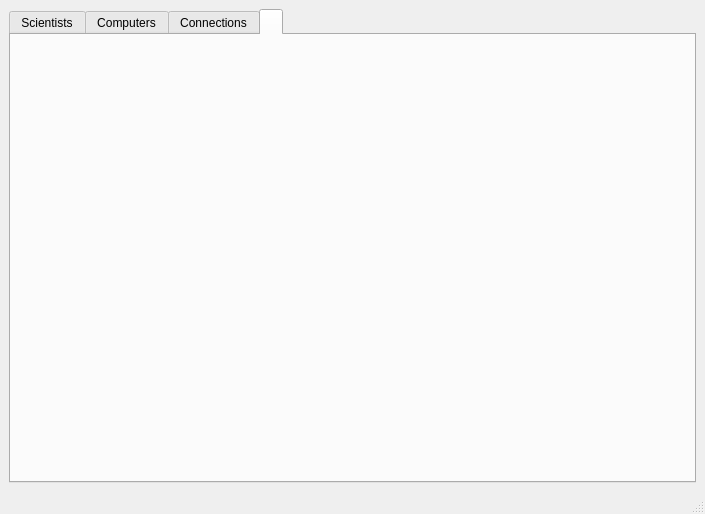
Above: VL1-project/mainwindow.ui from birkirk/vln1-35 before the change. Below: the same form after it.
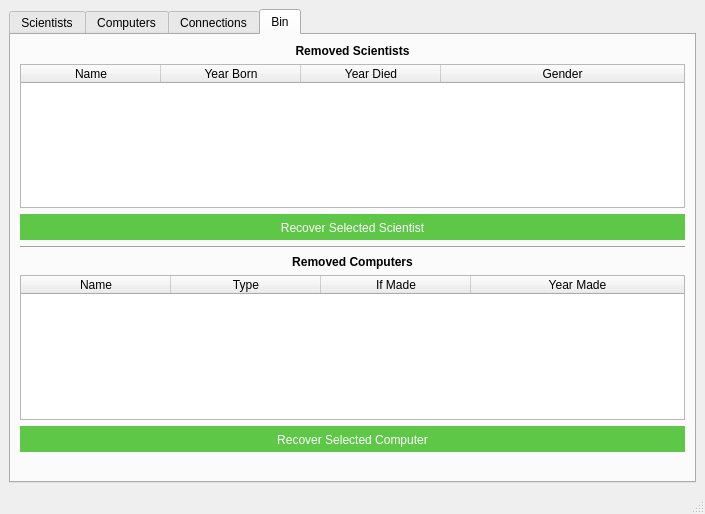
That is the form after the change. The open tabs and pages were chosen to show the change. Icons and pictures are not drawn.

Diff of the .ui file:
```diff
--- a/VL1-project/mainwindow.ui
+++ b/VL1-project/mainwindow.ui
@@ -360,8 +360,183 @@
          <normaloff>images/bin.png</normaloff>images/bin.png</iconset>
        </attribute>
        <attribute name="title">
-        <string/>
+        <string>Bin</string>
        </attribute>
+       <layout class="QVBoxLayout" name="verticalLayout_7">
+        <item>
+         <layout class="QVBoxLayout" name="verticalLayout_6">
+          <item>
+           <widget class="QLabel" name="label_removed_scientists">
+            <property name="font">
+             <font>
+              <family>Helvetica</family>
+             </font>
+            </property>
+            <property name="text">
+             <string>&lt;h4&gt;Removed Scientists&lt;/h4&gt;</string>
+            </property>
+            <property name="alignment">
+             <set>Qt::AlignCenter</set>
+            </property>
+           </widget>
+          </item>
+          <item>
+           <widget class="QTableWidget" name="table_removed_scientists">
+            <property name="editTriggers">
+             <set>QAbstractItemView::NoEditTriggers</set>
+            </property>
+            <property name="selectionBehavior">
+             <enum>QAbstractItemView::SelectRows</enum>
+            </property>
+            <property name="sortingEnabled">
+             <bool>true</bool>
+            </property>
+            <attribute name="horizontalHeaderDefaultSectionSize">
+             <number>140</number>
+            </attribute>
+            <attribute name="horizontalHeaderShowSortIndicator" stdset="0">
+             <bool>true</bool>
+            </attribute>
+            <attribute name="horizontalHeaderStretchLastSection">
+             <bool>true</bool>
+            </attribute>
+            <column>
+             <property name="text">
+              <string>Name</string>
+             </property>
+            </column>
+            <column>
+             <property name="text">
+              <string>Year Born</string>
+             </property>
+            </column>
+            <column>
+             <property name="text">
+              <string>Year Died</string>
+             </property>
+            </column>
+            <column>
+             <property name="text">
+              <string>Gender</string>
+             </property>
+            </column>
+           </widget>
+          </item>
+          <item>
+           <widget class="QPushButton" name="button_recover_scientists">
+            <property name="enabled">
+             <bool>false</bool>
+            </property>
+            <property name="styleSheet">
+             <string notr="true">border: 0px solid #333;
+padding: 7px 0 5px 0;
+background-color: #5EC748;
+color: #fff;
+font: 13pt &quot;Helvetica&quot;;</string>
+            </property>
+            <property name="text">
+             <string>Recover Selected Scientist</string>
+            </property>
+           </widget>
+          </item>
+          <item>
+           <widget class="Line" name="line">
+            <property name="orientation">
+             <enum>Qt::Horizontal</enum>
+            </property>
+           </widget>
+          </item>
+          <item>
+           <widget class="QLabel" name="label_removed_computers">
+            <property name="font">
+             <font>
+              <family>Helvetica</family>
+             </font>
+            </property>
+            <property name="text">
+             <string>&lt;h4&gt;Removed Computers&lt;/h4&gt;</string>
+            </property>
+            <property name="alignment">
+             <set>Qt::AlignCenter</set>
+            </property>
+           </widget>
+          </item>
+          <item>
+           <widget class="QTableWidget" name="table_removed_computers">
+            <property name="editTriggers">
+             <set>QAbstractItemView::NoEditTriggers</set>
+            </property>
+            <property name="selectionBehavior">
+             <enum>QAbstractItemView::SelectRows</enum>
+            </property>
+            <property name="sortingEnabled">
+             <bool>true</bool>
+            </property>
+            <attribute name="horizontalHeaderDefaultSectionSize">
+             <number>150</number>
+            </attribute>
+            <attribute name="horizontalHeaderStretchLastSection">
+             <bool>true</bool>
+            </attribute>
+            <column>
+             <property name="text">
+              <string>Name</string>
+             </property>
+            </column>
+            <column>
+             <property name="text">
+              <string>Type</string>
+             </property>
+            </column>
+            <column>
+             <property name="text">
+              <string>If Made</string>
+             </property>
+            </column>
+            <column>
+             <property name="text">
+              <string>Year Made</string>
+             </property>
+            </column>
+           </widget>
+          </item>
+          <item>
+           <widget class="QPushButton" name="button_recover_computers">
+            <property name="enabled">
+             <bool>false</bool>
+            </property>
+            <property name="styleSheet">
+             <string notr="true">border: 0px solid #333;
+padding: 7px 0 5px 0;
+background-color: #5EC748;
+color: #fff;
+font: 13pt &quot;Helvetica&quot;;</string>
+            </property>
+            <property name="text">
+             <string>Recover Selected Computer</string>
+            </property>
+           </widget>
+          </item>
+         </layout>
+        </item>
+        <item>
+         <widget class="QLabel" name="label_status_bin">
+          <property name="font">
+           <font>
+            <family>Helvetica</family>
+            <weight>75</weight>
+            <bold>true</bold>
+           </font>
+          </property>
+          <property name="text">
+           <string/>
+          </property>
+          <property name="alignment">
+           <set>Qt::AlignCenter</set>
+          </property>
+         </widget>
+        </item>
+       </layout>
       </widget>
      </widget>
     </item>
```
Left out of the diff: 4 changed lines with no effect on the pictures.
